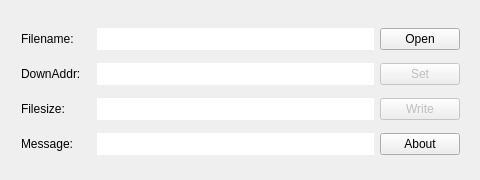
First picture: the form in widget.ui, repository illuspas/xdnw, before the edit.
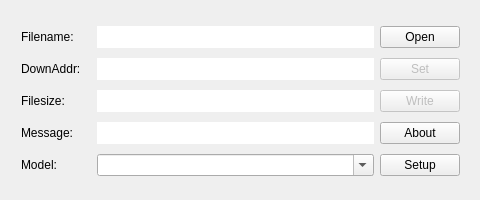
Second picture: the form after the edit.

Patch:
```diff
--- a/widget.ui
+++ b/widget.ui
@@ -7,19 +7,19 @@
     <x>0</x>
     <y>0</y>
     <width>480</width>
-    <height>180</height>
+    <height>200</height>
    </rect>
   </property>
   <property name="minimumSize">
    <size>
     <width>480</width>
-    <height>180</height>
+    <height>200</height>
    </size>
   </property>
   <property name="maximumSize">
    <size>
     <width>480</width>
-    <height>180</height>
+    <height>200</height>
    </size>
   </property>
   <property name="windowTitle">
@@ -29,13 +29,13 @@
    <property name="geometry">
     <rect>
      <x>10</x>
-     <y>10</y>
+     <y>11</y>
      <width>461</width>
-     <height>167</height>
+     <height>181</height>
     </rect>
    </property>
-   <layout class="QVBoxLayout" name="verticalLayout">
-    <item>
+   <layout class="QGridLayout" name="gridLayout">
+    <item row="0" column="0">
      <layout class="QHBoxLayout" name="horizontalLayout">
       <item>
        <widget class="QLabel" name="label_filename">
@@ -81,7 +81,7 @@
       </item>
      </layout>
     </item>
-    <item>
+    <item row="1" column="0">
      <layout class="QHBoxLayout" name="horizontalLayout_3">
       <item>
        <widget class="QLabel" name="label_downaddr">
@@ -124,7 +124,7 @@
       </item>
      </layout>
     </item>
-    <item>
+    <item row="2" column="0">
      <layout class="QHBoxLayout" name="horizontalLayout_2">
       <item>
        <widget class="QLabel" name="label_filesize">
@@ -167,7 +167,7 @@
       </item>
      </layout>
     </item>
-    <item>
+    <item row="3" column="0">
      <layout class="QHBoxLayout" name="horizontalLayout_4">
       <item>
        <widget class="QLabel" name="label_message">
@@ -207,6 +207,43 @@
       </item>
      </layout>
     </item>
+    <item row="4" column="0">
+     <layout class="QHBoxLayout" name="horizontalLayout_5">
+      <item>
+       <widget class="QLabel" name="label">
+        <property name="maximumSize">
+         <size>
+          <width>70</width>
+          <height>16777215</height>
+         </size>
+        </property>
+        <property name="text">
+         <string>Model:</string>
+        </property>
+       </widget>
+      </item>
+      <item>
+       <widget class="QComboBox" name="cb_model">
+        <property name="editable">
+         <bool>true</bool>
+        </property>
+       </widget>
+      </item>
+      <item>
+       <widget class="QPushButton" name="pbn_setup">
+        <property name="maximumSize">
+         <size>
+          <width>80</width>
+          <height>16777215</height>
+         </size>
+        </property>
+        <property name="text">
+         <string>Setup</string>
+        </property>
+       </widget>
+      </item>
+     </layout>
+    </item>
    </layout>
   </widget>
  </widget>
```
Left out of the diff: 2 changed lines with no effect on the pictures.
